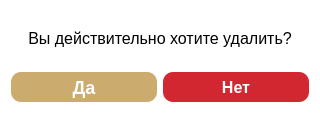
Before: the Qt Designer form client/ui/delete_dialog.ui in lerakaplich/Documents, drawn with Qt 5.
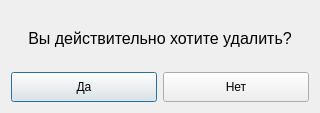
After: the same form once the commit is applied.

What changed in the file:
```diff
--- a/client/ui/delete_dialog.ui
+++ b/client/ui/delete_dialog.ui
@@ -14,7 +14,7 @@
    <string>Удаление</string>
   </property>
   <property name="styleSheet">
-   <string notr="true">background-color: white;
+   <string notr="true">background-color: {BG_CARD};
 </string>
   </property>
   <layout class="QVBoxLayout" name="verticalLayout">
@@ -51,19 +51,19 @@
        </property>
        <property name="styleSheet">
         <string>QPushButton {
-             background-color: #ccab6e;
-             color: white;
-             border-radius: 10px;
-             font-weight: bold;
-             font-size: 18px;
-             border: none;
-           }
-           QPushButton:hover {
-             background-color: #998664;
-           }
-           QPushButton:pressed {
-             background-color: #7a6a50;
-           }</string>
+            background-color: {ACCENT_PRIMARY};
+            color: {TEXT_ON_ACCENT};
+            border-radius: 10px;
+            font-weight: bold;
+            font-size: 18px;
+            border: none;
+        }
+        QPushButton:hover {
+            background-color: {ACCENT_HOVER_SOFT};
+        }
+        QPushButton:pressed {
+            background-color: {ACCENT_PRESSED_DEEP};
+        }</string>
        </property>
        <property name="text">
         <string>Да</string>
@@ -86,19 +86,19 @@
        </property>
        <property name="styleSheet">
         <string notr="true">QPushButton {
-             background-color: #D22730;
-             color: white;
-             border-radius: 10px;
-             font-weight: bold;
-             font-size: 16px;
-             border: none;
-           }
-           QPushButton:hover {
-             background-color: #862633;
-           }
-           QPushButton:pressed {
-             background-color: #6a1e29;
-           }</string>
+            background-color: {ACCENT_DANGER};
+            color: {TEXT_ON_ACCENT};
+            border-radius: 10px;
+            font-weight: bold;
+            font-size: 16px;
+            border: none;
+        }
+        QPushButton:hover {
+            background-color: {ACCENT_DANGER_HOVER};
+        }
+        QPushButton:pressed {
+            background-color: {ACCENT_DANGER_PRESSED};
+        }</string>
        </property>
        <property name="text">
         <string>Нет</string>
```
